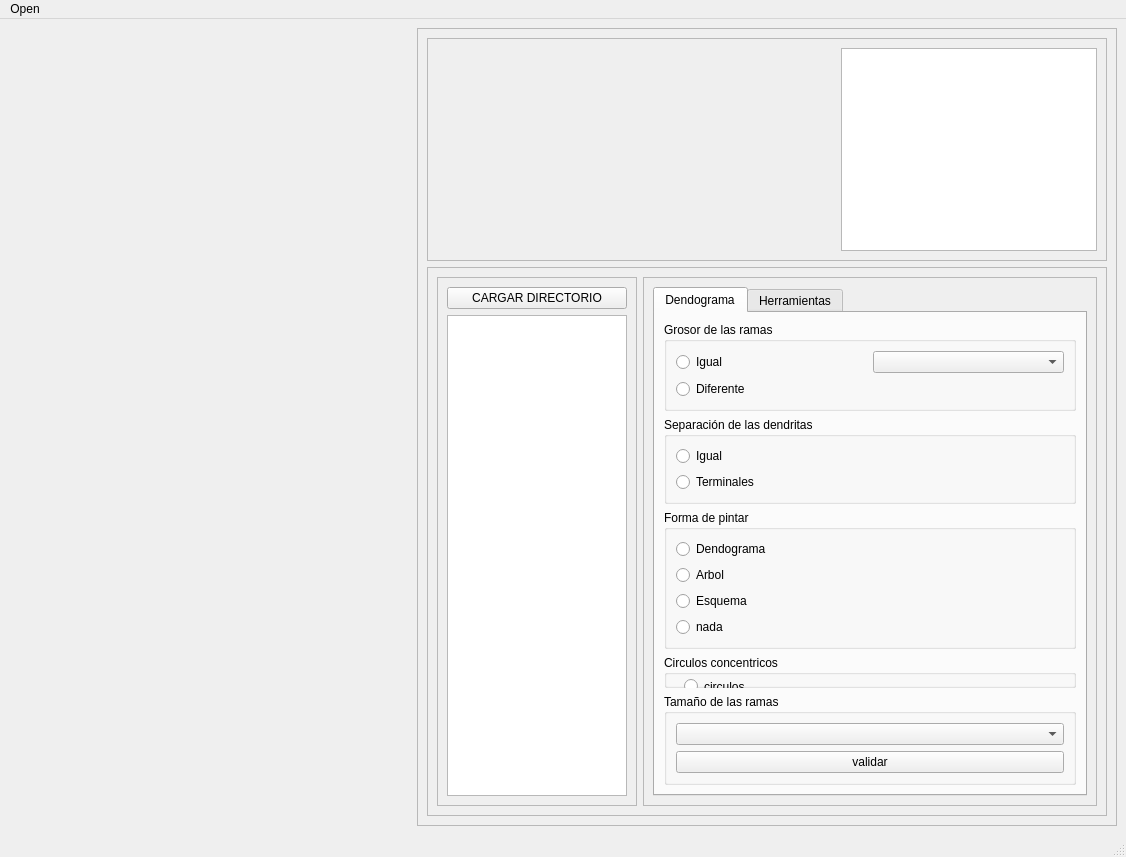
This is source/hugo/mainwindow.ui in albertoam3/HUGO1.1 as Qt 5 draws it before an edit. The edited form follows.
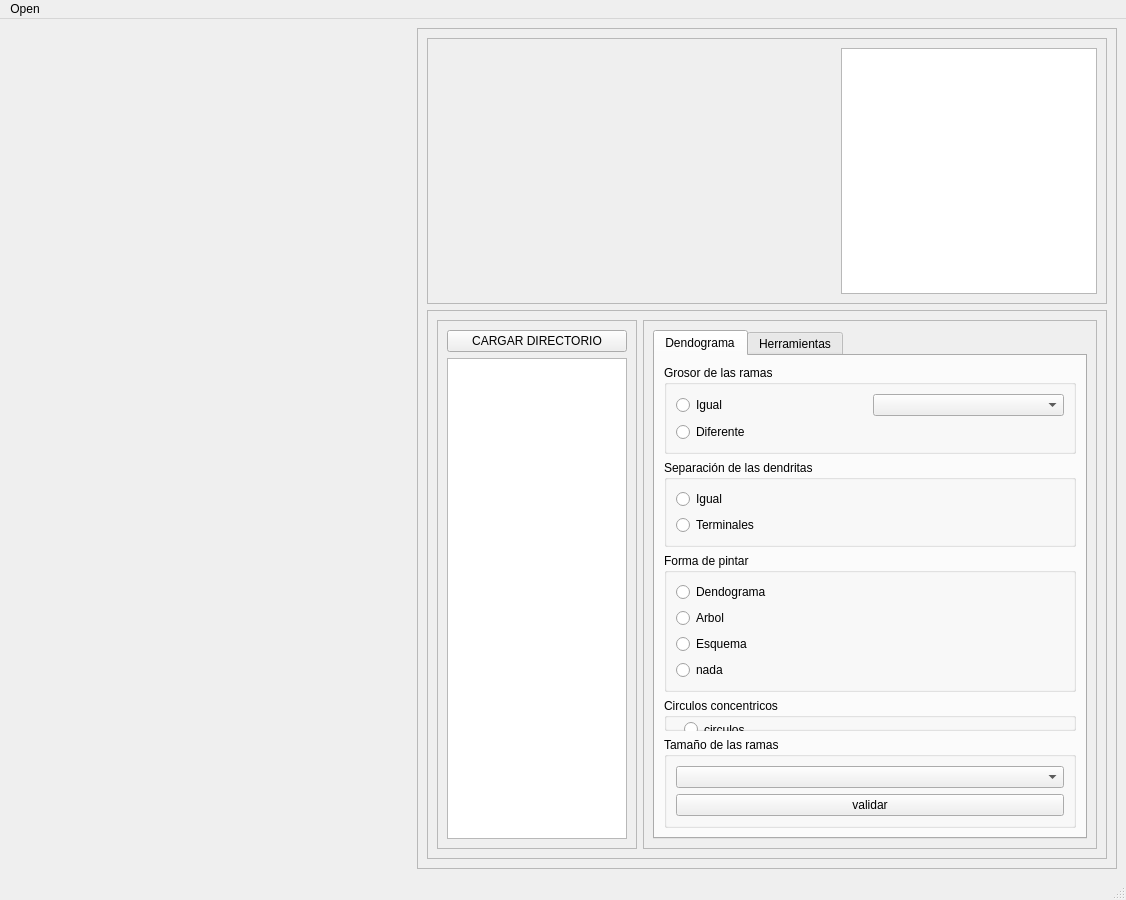
This is the edited form. Custom widgets are drawn as their Qt base class.

```diff
--- a/source/hugo/mainwindow.ui
+++ b/source/hugo/mainwindow.ui
@@ -7,7 +7,7 @@
     <x>0</x>
     <y>0</y>
     <width>1126</width>
-    <height>857</height>
+    <height>900</height>
    </rect>
   </property>
   <property name="sizePolicy">
```
